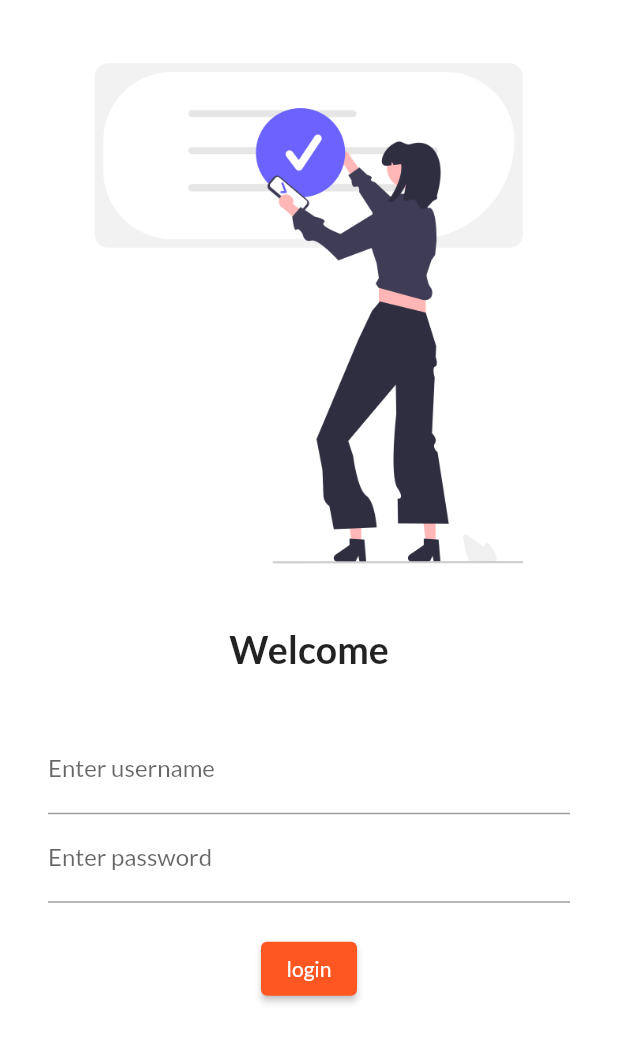
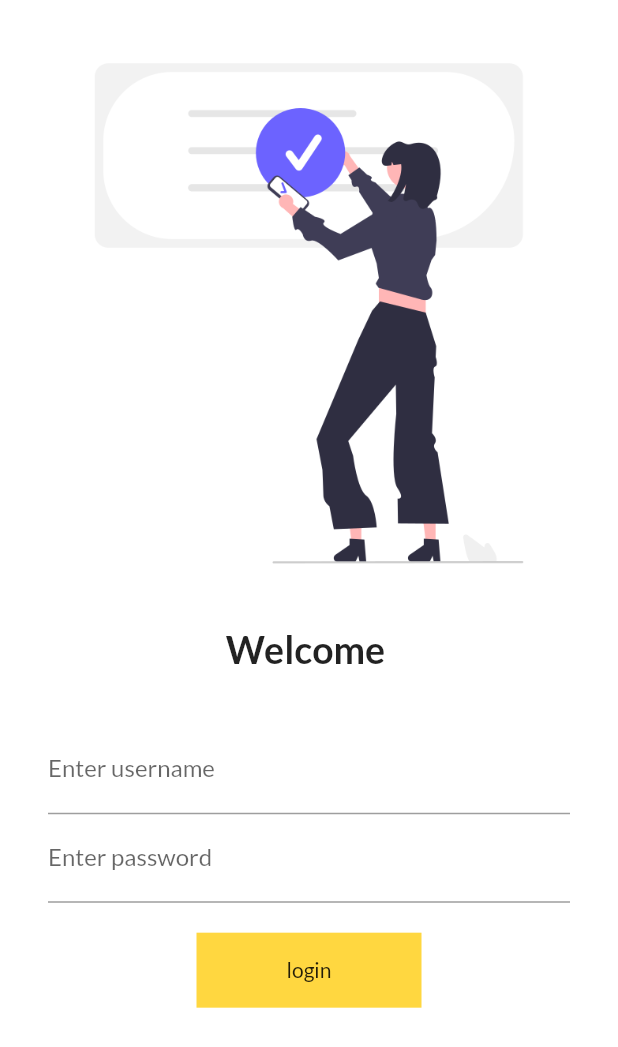
Before and after one commit to Masooma-khan/Welcome-to-Flutter-and-Dart, a Flutter app: the LoginPage screen opened by its route, on a phone screen of 412 x 824 dp. Shown: the top 1047 px of the screen. Run offline on Flutter 3.47's test engine with Material 2 defaults, Android fonts, the phone set to English and light mode, and no system bars; our stand-ins replace google_fonts.

Commit message:
Day 4 completed

```diff
--- a/lib/login_page.dart
+++ b/lib/login_page.dart
@@ -1,7 +1,14 @@
 import 'package:flutter/material.dart';
 
-class LoginPage extends StatelessWidget {
+class LoginPage extends StatefulWidget {
   const LoginPage({super.key});
+
+  @override
+  State<LoginPage> createState() => _LoginPageState();
+}
+
+class _LoginPageState extends State<LoginPage> {
+  String name = "";
 
   @override
   Widget build(BuildContext context) {
@@ -12,9 +19,9 @@ class LoginPage extends StatelessWidget {
             "assets/images/logon_image.png",
             fit: BoxFit.cover,
           ),
-          const Text(
-            "Welcome",
-            style: TextStyle(
+          Text(
+            "Welcome $name",
+            style: const TextStyle(
               fontSize: 25,
               fontWeight: FontWeight.bold,
             ),
@@ -29,6 +36,12 @@ class LoginPage extends StatelessWidget {
                 TextFormField(
                   decoration: const InputDecoration(
                       hintText: "Enter userName", labelText: "Enter username"),
+                      onChanged:(value) {
+                        name=value;
+                        setState(() {
+
+                        });
+                      },
                 ),
                 TextFormField(
                   obscureText: true,
@@ -38,13 +51,22 @@ class LoginPage extends StatelessWidget {
                 const SizedBox(
                   height: 20,
                 ),
-                ElevatedButton(
-                  style: TextButton.styleFrom(),
+                Container(
+                  width: 150,
+                  height: 50,
+                  color: Colors.amberAccent,
+                   alignment: Alignment.center,
+                  child: const Text("login"),
+                ),
+                /*ElevatedButton(
+                  child:  Text("login"),
+                  style: TextButton.styleFrom(
+                    minimumSize: const Size(150, 40),
+                  ),
                   onPressed: () {
-                    print("Hi Masooma");
+                    Navigator.pushNamed(context, MyRoutes.homeRoute);
                   },
-                  child: const Text("login"),
-                )
+                )*/
               ],
             ),
           ),
--- a/lib/main.dart
+++ b/lib/main.dart
@@ -1,5 +1,7 @@
 import 'package:flutter/material.dart';
+import 'package:flutter_application_3/home_page.dart';
 import 'package:flutter_application_3/login_page.dart';
+import 'package:flutter_application_3/utilis/routes.dart';
 import 'package:google_fonts/google_fonts.dart';
 
 
@@ -23,7 +25,8 @@ class MyApp extends StatelessWidget {
         initialRoute:"/home",
        routes: {
           "/":(context) => const LoginPage(),
-          "/login":(context) => const LoginPage()
+         MyRoutes.loginRoute: (context) => const LoginPage(),
+          MyRoutes.homeRoute: (context) => const HomePage(),
 
         },
     );
--- /dev/null
+++ b/lib/utilis/routes.dart
@@ -0,0 +1,5 @@
+class MyRoutes {
+  static String loginRoute = "/login";
+   static String homeRoute = "/home";
+
+}
```
